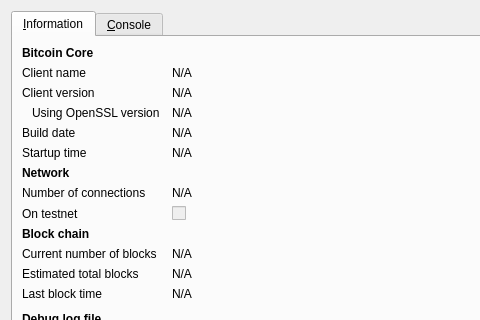
Before: the Qt Designer form src/qt/forms/rpcconsole.ui in jlay11/sharecoin, drawn with Qt 5; both pictures show x 0 to 480 and y 0 to 320 of the 740 by 450 pixel window.
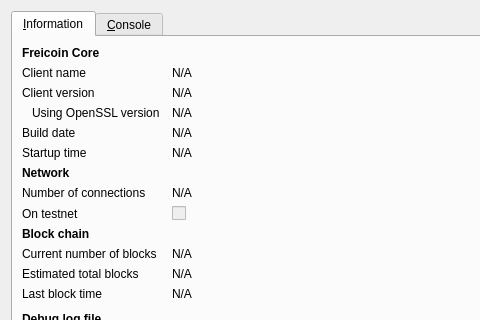
After: the same form once the commit is applied. Icons and pictures are not drawn.

Commit message: Rename Bitcoin Core -> Freicoin Core in Debug Window

What changed in the file:
```diff
--- a/src/qt/forms/rpcconsole.ui
+++ b/src/qt/forms/rpcconsole.ui
@@ -36,7 +36,7 @@
           </font>
          </property>
          <property name="text">
-          <string>Bitcoin Core</string>
+          <string>Freicoin Core</string>
          </property>
         </widget>
        </item>
```
